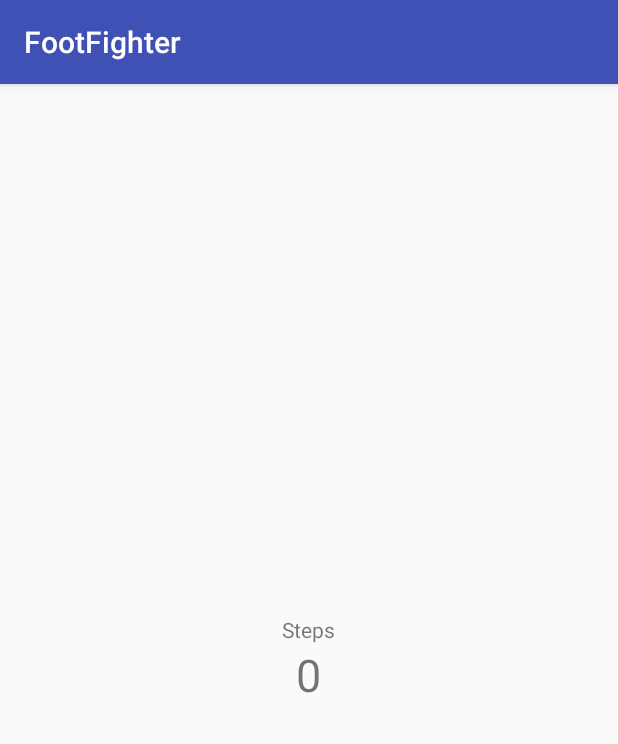
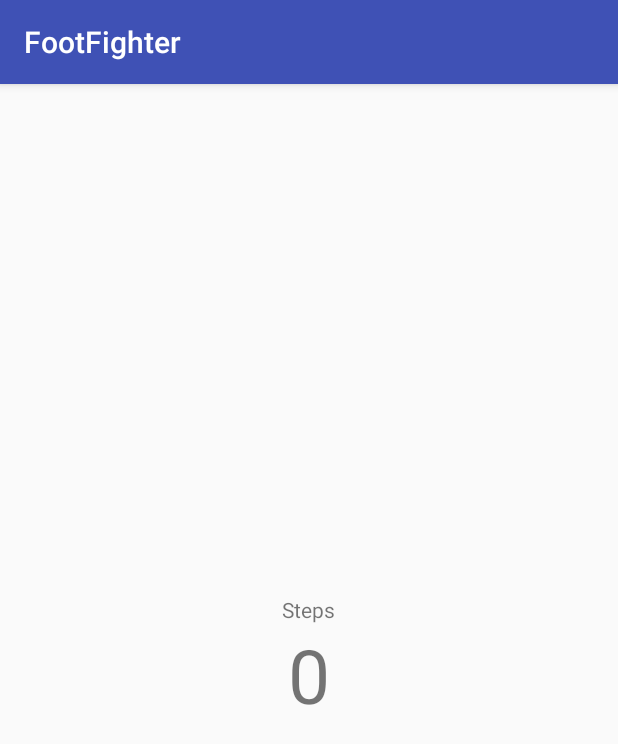
Before and after one commit to Lyreks/FootFighter, an Android app: the screen it shows after launch (MainActivity), on a phone screen of 412 x 824 dp. Shown: the top 744 px of the screen. Run offline under Robolectric (Android 15) with nearby library versions, the phone set to English and light mode, and no system bars.

Commit message:
fixed a couple of small syntax errors

```diff
--- a/app/src/main/res/layout/activity_main.xml
+++ b/app/src/main/res/layout/activity_main.xml
@@ -12,13 +12,13 @@
         android:id="@+id/tv_info"
         android:layout_width="wrap_content"
         android:layout_height="wrap_content"
-        android:text="Steps"/>
+        android:text="@string/tv_info"/>
 
     <TextView
         android:id="@+id/tv_steps"
         android:layout_width="wrap_content"
         android:layout_height="wrap_content"
-        android:text="0"
-        android:textSize="30dp" />
+        android:text="@string/sum"
+        android:textSize="50sp" />
 
 </LinearLayout>
--- a/app/src/main/res/values/strings.xml
+++ b/app/src/main/res/values/strings.xml
@@ -1,3 +1,5 @@
 <resources>
     <string name="app_name">FootFighter</string>
+    <string name="sum">0</string>
+    <string name="tv_info">Steps</string>
 </resources>
```
